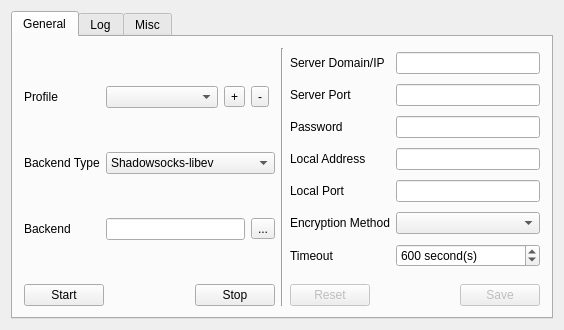
shadowsocks/shadowsocks-qt5, file src/mainwindow.ui: the form before one commit.
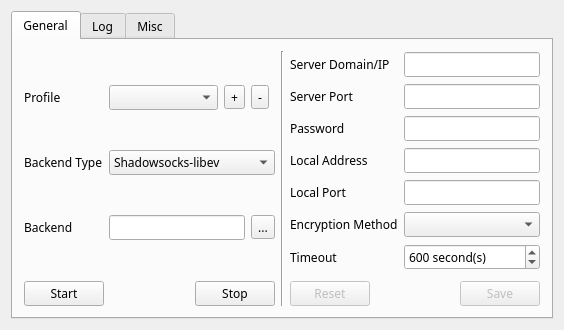
The form after the commit. Icons and pictures are not drawn.

The edit to the form file:
```diff
--- a/src/mainwindow.ui
+++ b/src/mainwindow.ui
@@ -24,7 +24,7 @@
   </property>
   <property name="font">
    <font>
-    <family>Segoe UI</family>
+    <family>微软雅黑</family>
    </font>
   </property>
   <property name="windowTitle">
```
